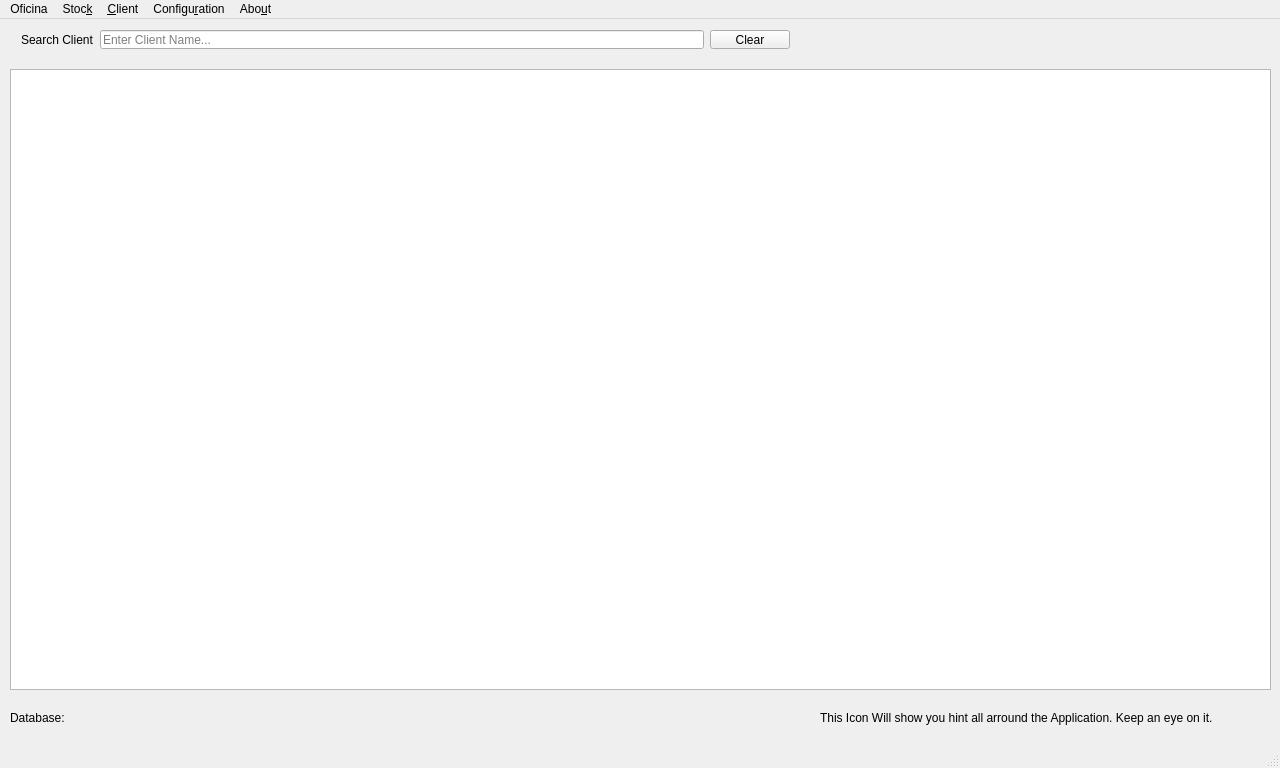
First picture: the form in Main_Window.ui, repository bedi1982/Oficina, before the edit.
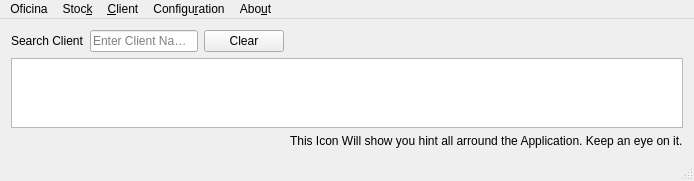
Second picture: the form after the edit. Icons and pictures are not drawn.

Commit message: Main_Window.ui got a working layout - finally! pt_BR translation updates.

Patch:
```diff
--- a/Main_Window.ui
+++ b/Main_Window.ui
@@ -5,38 +5,6 @@
   <property name="enabled">
    <bool>true</bool>
   </property>
-  <property name="geometry">
-   <rect>
-    <x>0</x>
-    <y>0</y>
-    <width>1280</width>
-    <height>768</height>
-   </rect>
-  </property>
-  <property name="sizePolicy">
-   <sizepolicy hsizetype="Fixed" vsizetype="Fixed">
-    <horstretch>0</horstretch>
-    <verstretch>0</verstretch>
-   </sizepolicy>
-  </property>
-  <property name="minimumSize">
-   <size>
-    <width>1280</width>
-    <height>768</height>
-   </size>
-  </property>
-  <property name="maximumSize">
-   <size>
-    <width>1280</width>
-    <height>768</height>
-   </size>
-  </property>
-  <property name="sizeIncrement">
-   <size>
-    <width>1369</width>
-    <height>900</height>
-   </size>
-  </property>
   <property name="windowTitle">
    <string>Oficina 0.2</string>
   </property>
@@ -45,15 +13,67 @@
     <normaloff>:/emoticons/service.png</normaloff>:/emoticons/service.png</iconset>
   </property>
   <widget class="QWidget" name="centralWidget">
+   <layout class="QGridLayout" name="gridLayout_4">
+    <item row="4" column="8" colspan="3">
+     <widget class="QLabel" name="label_Hint">
+      <property name="text">
+       <string>This Icon Will show you hint all arround the Application. Keep an eye on it.</string>
+      </property>
+     </widget>
+    </item>
+    <item row="4" column="0">
+     <widget class="QLabel" name="lbl_Database">
+      <property name="text">
+       <string/>
+      </property>
+     </widget>
+    </item>
+    <item row="0" column="10">
+     <widget class="QLabel" name="lbl_Oficina">
+      <property name="maximumSize">
+       <size>
+        <width>180</width>
+        <height>16777215</height>
+       </size>
+      </property>
+      <property name="font">
+       <font>
+        <family>Cantarell</family>
+        <pointsize>10</pointsize>
+        <weight>50</weight>
+        <italic>false</italic>
+        <bold>false</bold>
+       </font>
+      </property>
+      <property name="text">
+       <string/>
+      </property>
+      <property name="textFormat">
+       <enum>Qt::PlainText</enum>
+      </property>
+     </widget>
+    </item>
+    <item row="4" column="7">
+     <widget class="QLabel" name="label_Hint_Icon">
+      <property name="maximumSize">
+       <size>
+        <width>48</width>
+        <height>48</height>
+       </size>
+      </property>
+      <property name="text">
+       <string/>
+      </property>
+      <property name="pixmap">
+       <pixmap resource="images/images.qrc">:/emoticons/hint.png</pixmap>
+      </property>
+      <property name="scaledContents">
+       <bool>true</bool>
+      </property>
+     </widget>
+    </item>
+    <item row="1" column="0" rowspan="3" colspan="11">
    <widget class="QTableView" name="tbl_Client_List">
-    <property name="geometry">
-     <rect>
-      <x>10</x>
-      <y>50</y>
-      <width>1261</width>
-      <height>621</height>
-     </rect>
-    </property>
     <property name="sizePolicy">
      <sizepolicy hsizetype="Expanding" vsizetype="Expanding">
       <horstretch>0</horstretch>
@@ -88,84 +108,14 @@
      <bool>true</bool>
     </attribute>
    </widget>
-   <widget class="QLabel" name="lbl_Database">
-    <property name="geometry">
-     <rect>
-      <x>10</x>
-      <y>690</y>
-      <width>81</width>
-      <height>18</height>
-     </rect>
-    </property>
-    <property name="text">
-     <string>Database:</string>
-    </property>
-   </widget>
-   <widget class="QLabel" name="lbl_Emoticon_Connection_Status">
-    <property name="geometry">
-     <rect>
-      <x>90</x>
-      <y>660</y>
-      <width>81</width>
-      <height>51</height>
-     </rect>
-    </property>
-    <property name="text">
-     <string/>
-    </property>
-   </widget>
-   <widget class="QLabel" name="lbl_Oficina">
-    <property name="geometry">
-     <rect>
-      <x>1050</x>
-      <y>0</y>
-      <width>201</width>
-      <height>21</height>
-     </rect>
-    </property>
-    <property name="font">
-     <font>
-      <family>Cantarell</family>
-      <pointsize>12</pointsize>
-      <weight>50</weight>
-      <italic>false</italic>
-      <bold>false</bold>
-     </font>
-    </property>
-    <property name="text">
-     <string/>
-    </property>
-    <property name="textFormat">
-     <enum>Qt::PlainText</enum>
-    </property>
-   </widget>
-   <widget class="QLabel" name="lbl_Date">
-    <property name="geometry">
-     <rect>
-      <x>1130</x>
-      <y>20</y>
-      <width>151</width>
-      <height>20</height>
-     </rect>
-    </property>
-    <property name="font">
-     <font>
-      <family>Carlito</family>
-      <pointsize>9</pointsize>
-     </font>
-    </property>
-    <property name="text">
-     <string/>
-    </property>
-   </widget>
+    </item>
+    <item row="0" column="9">
    <widget class="QLabel" name="lbl_BigCarIcon">
-    <property name="geometry">
-     <rect>
-      <x>930</x>
-      <y>0</y>
-      <width>121</width>
-      <height>51</height>
-     </rect>
+      <property name="maximumSize">
+       <size>
+        <width>150</width>
+        <height>70</height>
+       </size>
     </property>
     <property name="text">
      <string/>
@@ -177,24 +127,32 @@
      <bool>true</bool>
     </property>
    </widget>
-   <widget class="QWidget" name="horizontalLayoutWidget">
-    <property name="geometry">
-     <rect>
-      <x>10</x>
-      <y>0</y>
-      <width>791</width>
-      <height>41</height>
-     </rect>
-    </property>
-    <layout class="QHBoxLayout" name="horizontalLayout">
-     <item>
+    </item>
+    <item row="0" column="0">
       <widget class="QLabel" name="lbl_Search">
+      <property name="maximumSize">
+       <size>
+        <width>100</width>
+        <height>48</height>
+       </size>
+      </property>
        <property name="text">
         <string>Search Client</string>
        </property>
       </widget>
      </item>
-     <item>
+    <item row="0" column="7">
+     <widget class="QPushButton" name="Clear_Button">
+      <property name="text">
+       <string>Clear</string>
+      </property>
+      <property name="icon">
+       <iconset resource="images/images.qrc">
+        <normaloff>:/emoticons/tux.png</normaloff>:/emoticons/tux.png</iconset>
+      </property>
+     </widget>
+    </item>
+    <item row="0" column="1" colspan="6">
       <widget class="QLineEdit" name="line_ID_or_CPG_or_Name">
        <property name="text">
         <string/>
@@ -207,60 +165,7 @@
        </property>
       </widget>
      </item>
-     <item>
-      <widget class="QPushButton" name="Clear_Button">
-       <property name="text">
-        <string>Clear</string>
-       </property>
-       <property name="icon">
-        <iconset resource="images/images.qrc">
-         <normaloff>:/emoticons/tux.png</normaloff>:/emoticons/tux.png</iconset>
-       </property>
-      </widget>
-     </item>
-    </layout>
-   </widget>
-   <widget class="QLabel" name="label_Hint_Icon">
-    <property name="geometry">
-     <rect>
-      <x>780</x>
-      <y>680</y>
-      <width>31</width>
-      <height>31</height>
-     </rect>
-    </property>
-    <property name="text">
-     <string/>
-    </property>
-    <property name="pixmap">
-     <pixmap resource="images/images.qrc">:/emoticons/hint.png</pixmap>
-    </property>
-    <property name="scaledContents">
-     <bool>true</bool>
-    </property>
-   </widget>
-   <widget class="QLabel" name="label">
-    <property name="geometry">
-     <rect>
-      <x>820</x>
-      <y>690</y>
-      <width>441</width>
-      <height>18</height>
-     </rect>
-    </property>
-    <property name="text">
-     <string>This Icon Will show you hint all arround the Application. Keep an eye on it.</string>
-    </property>
-   </widget>
-   <zorder>tbl_Client_List</zorder>
-   <zorder>lbl_Database</zorder>
-   <zorder>lbl_Emoticon_Connection_Status</zorder>
-   <zorder>lbl_Oficina</zorder>
-   <zorder>lbl_Date</zorder>
-   <zorder>horizontalLayoutWidget</zorder>
-   <zorder>lbl_BigCarIcon</zorder>
-   <zorder>label_Hint_Icon</zorder>
-   <zorder>label</zorder>
+   </layout>
   </widget>
   <widget class="QStatusBar" name="statusBar"/>
   <widget class="QMenuBar" name="menuBar">
```
Lines whose indentation alone changed are shown as unchanged. The commit also changes 3 other files.
